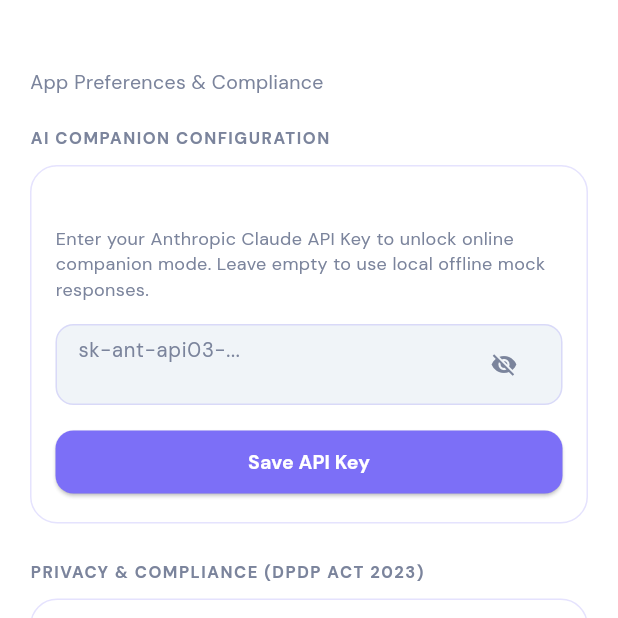
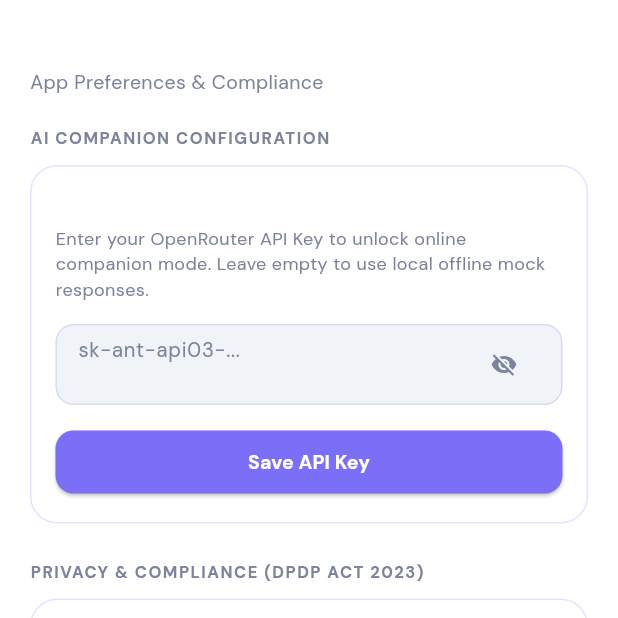
Before and after one commit to vishwastiwari01/zenara-app, a Flutter app: the SettingsScreen screen opened directly with empty values, on a phone screen of 412 x 824 dp, the top half of it. Run offline on Flutter 3.47's test engine with Material 3 defaults, Android fonts, the phone set to English and light mode, and no system bars; our stand-ins replace audioplayers, google_fonts, permission_handler, shared_preferences; missing offline and left inert: record; accounts and stored records are empty.

Commit message:
Switch AI provider from Anthropic to OpenRouter & fix build

```diff
--- a/lib/screens/nova_screen.dart
+++ b/lib/screens/nova_screen.dart
@@ -46,7 +46,7 @@ class _NovaScreenState extends State<NovaScreen> {
   Future<void> _loadApiKey() async {
     final prefs = await SharedPreferences.getInstance();
     setState(() {
-      _apiKey = prefs.getString('zenara_anthropic_api_key') ?? '';
+      _apiKey = prefs.getString('zenara_openrouter_api_key') ?? '';
     });
   }
 
@@ -113,26 +113,29 @@ class _NovaScreenState extends State<NovaScreen> {
         final systemPrompt = "You are Nova, Zenara's compassionate AI mental health companion. You are warm, empathetic, and supportive. You help users reflect on their emotions, reframe negative thoughts, and practice coping strategies. You are NOT a therapist or medical professional — always remind users to speak with their therapist (Dr. Hayes) for clinical support. Keep responses concise (2-3 sentences), warm, and conversational. Use gentle, supportive language. If you detect any self-harm language, immediately provide crisis resources.";
 
         final response = await http.post(
-          Uri.parse('https://api.anthropic.com/v1/messages'),
+          Uri.parse('https://openrouter.ai/api/v1/chat/completions'),
           headers: {
             'Content-Type': 'application/json',
-            'x-api-key': _apiKey,
-            'anthropic-version': '2023-06-01',
+            'Authorization': 'Bearer $_apiKey',
           },
           body: json.encode({
-            'model': 'claude-3-5-sonnet-20241022',
-            'max_tokens': 200,
-            'system': systemPrompt,
-            'messages': _messages.where((m) => m['from'] != 'nova' || !m['text']!.startsWith("Safety Warning")).map((m) => {
-              'role': m['from'] == 'user' ? 'user' : 'assistant',
-              'content': m['text'],
-            }).toList(),
+            'model': 'anthropic/claude-3.5-sonnet',
+            'messages': [
+              {'role': 'system', 'content': systemPrompt},
+              ..._messages.where((m) => m['from'] != 'nova' || !m['text']!.startsWith("Safety Warning")).map((m) => {
+                'role': m['from'] == 'user' ? 'user' : 'assistant',
+                'content': m['text'],
+              }).toList(),
+            ],
           }),
         );
 
         if (response.statusCode == 200) {
           final data = json.decode(response.body);
-          final reply = data['content']?[0]?['text'] ?? "I'm here with you. Tell me more.";
+          String reply = "I'm here with you. Tell me more.";
+          if (data['choices'] != null && data['choices'].isNotEmpty) {
+            reply = data['choices'][0]['message']['content'] ?? reply;
+          }
           setState(() {
             _messages.add({
               'id': DateTime.now().millisecondsSinceEpoch.toString(),
--- a/lib/screens/settings_screen.dart
+++ b/lib/screens/settings_screen.dart
@@ -32,7 +32,7 @@ class _SettingsScreenState extends State<SettingsScreen> {
   Future<void> _loadApiKey() async {
     final prefs = await SharedPreferences.getInstance();
     setState(() {
-      _apiKeyController.text = prefs.getString('zenara_anthropic_api_key') ?? '';
+      _apiKeyController.text = prefs.getString('zenara_openrouter_api_key') ?? '';
     });
   }
 
@@ -44,7 +44,7 @@ class _SettingsScreenState extends State<SettingsScreen> {
     final messenger = ScaffoldMessenger.of(context);
     try {
       final prefs = await SharedPreferences.getInstance();
-      await prefs.setString('zenara_anthropic_api_key', _apiKeyController.text.trim());
+      await prefs.setString('zenara_openrouter_api_key', _apiKeyController.text.trim());
       messenger.showSnackBar(
         SnackBar(
           content: Text('API Key saved successfully!', style: GoogleFonts.dmSans()),
@@ -240,7 +240,7 @@ class _SettingsScreenState extends State<SettingsScreen> {
         crossAxisAlignment: CrossAxisAlignment.stretch,
         children: [
           Text(
-            'Claude API Key',
+            'OpenRouter API Key',
             style: GoogleFonts.dmSans(
               fontSize: 14,
               fontWeight: FontWeight.bold,
@@ -249,7 +249,7 @@ class _SettingsScreenState extends State<SettingsScreen> {
           ),
           const SizedBox(height: 4),
           Text(
-            'Enter your Anthropic Claude API Key to unlock online companion mode. Leave empty to use local offline mock responses.',
+            'Enter your OpenRouter API Key to unlock online companion mode. Leave empty to use local offline mock responses.',
             style: GoogleFonts.dmSans(
               fontSize: 12,
               color: AppColors.muted,
@@ -416,4 +416,55 @@ class _SettingsScreenState extends State<SettingsScreen> {
       ),
     );
   }
+
+  Widget _buildTheoreticalFrameworkCard() {
+    return Container(
+      padding: const EdgeInsets.all(16),
+      decoration: BoxDecoration(
+        color: AppColors.bgCard.withOpacity(0.7),
+        borderRadius: BorderRadius.circular(18),
+        border: Border.all(color: AppColors.border),
+      ),
+      child: Column(
+        crossAxisAlignment: CrossAxisAlignment.start,
+        children: [
+          Row(
+            children: [
+              const Icon(Icons.science_outlined, color: AppColors.purpleLight, size: 18),
+              const SizedBox(width: 8),
+              Text(
+                'Clinical Protocols & Safety',
+                style: GoogleFonts.dmSans(
+                  fontSize: 14,
+                  fontWeight: FontWeight.bold,
+                  color: Colors.white,
+                ),
+              ),
+            ],
+          ),
+          const SizedBox(height: 8),
+          Text(
+            'Zenara is designed in accordance with established mental health app quality assessment guidelines. It incorporates core criteria from the Mobile App Rating Scale (A-MARS) and the user version (uMARS) focusing on:\n\n• Evidence of effectiveness & quality information\n• SMART goal setting strategies\n• Integration with clinical interoperability standards\n• Focus on accessible resources and active user engagement\n\nThese frameworks ensure our digital mental health services provide safe, reliable, and high-quality psychological support based on peer-reviewed evaluations.',
+            style: GoogleFonts.dmSans(
+              fontSize: 11.5,
+              color: AppColors.muted,
+              height: 1.45,
+            ),
+          ),
+          const SizedBox(height: 10),
+          GestureDetector(
+            onTap: () {},
+            child: Text(
+              'Read Research Papers ↗',
+              style: GoogleFonts.dmSans(
+                fontSize: 12,
+                color: AppColors.teal,
+                fontWeight: FontWeight.bold,
+              ),
+            ),
+          ),
+        ],
+      ),
+    );
+  }
 }
```
